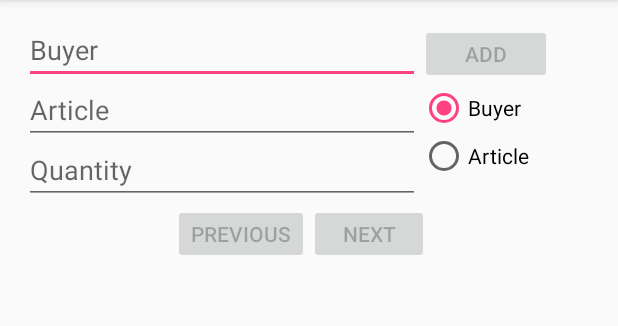
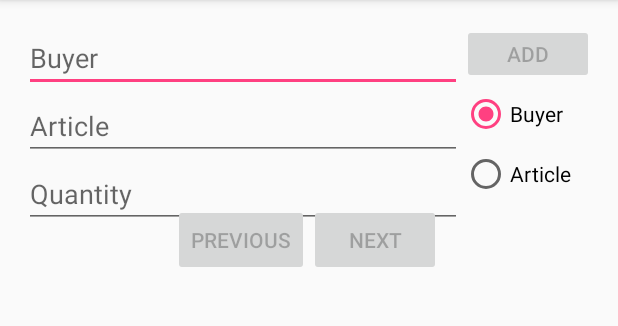
Before and after one commit to OStevan/pmu_lab_1, an Android app: the screen it shows after launch (MainActivity), on a phone screen of 412 x 824 dp, the part 84-410 px from its top. Run offline under Robolectric (Android 15) with nearby library versions, the phone set to English and light mode, and no system bars.

Commit message:
Portrait layout fixed. I hope so.

```diff
--- a/app/src/main/res/layout/activity_main.xml
+++ b/app/src/main/res/layout/activity_main.xml
@@ -10,97 +10,95 @@
     android:paddingTop="@dimen/activity_vertical_margin"
     tools:refreshable="com.example.os130004.test.MainActivity">
 
-    <ListView
-        android:id="@+id/list"
-        android:layout_width="match_parent"
-        android:layout_height="320dp"
-        android:layout_below="@+id/insert_layout" />
-
     <RelativeLayout
         android:layout_width="match_parent"
-        android:layout_height="160dp"
+        android:layout_height="wrap_content"
         android:id="@+id/insert_layout"
         android:layout_alignParentTop="true"
         android:layout_alignParentStart="true">
-        <RelativeLayout
-            android:layout_width="264dp"
-            android:layout_height="120dp"
+        <LinearLayout
+            android:layout_width="0dp"
+            android:layout_height="wrap_content"
+            android:layout_toStartOf="@+id/buttonPanel"
             android:layout_alignParentTop="true"
-            android:id="@+id/insert_fields">
+            android:layout_alignParentStart="true"
+            android:id="@+id/insert_fields"
+            android:orientation="vertical">
 
             <EditText
                 android:layout_width="match_parent"
-                android:layout_height="40dp"
+                android:layout_height="0dp"
+                android:layout_weight="1"
                 android:inputType="textPersonName"
                 android:hint="@string/Buyer"
+                android:maxLength="20"
                 android:ems="10"
                 android:id="@+id/buyer"
-                android:layout_alignParentTop="true"
-                android:layout_alignParentStart="true"
                 android:freezesText="true"/>
 
             <EditText
                 android:layout_width="match_parent"
-                android:layout_height="40dp"
+                android:layout_height="0dp"
+                android:layout_weight="1"
                 android:inputType="textPersonName"
                 android:hint="@string/Article"
+                android:maxLength="15"
                 android:ems="10"
-                android:layout_below="@id/buyer"
-                android:layout_alignParentStart="true"
                 android:id="@+id/article"
                 android:freezesText="true"/>
 
             <EditText
                 android:layout_width="match_parent"
-                android:layout_height="40dp"
+                android:layout_height="0dp"
+                android:layout_weight="1"
                 android:inputType="number"
                 android:hint="@string/Quantity"
                 android:ems="10"
                 android:id="@+id/qty"
-                android:layout_below="@+id/article"
-                android:layout_alignParentStart="true"
                 android:freezesText="true"/>
-        </RelativeLayout>
-        <RelativeLayout
-            android:layout_width="88dp"
+        </LinearLayout>
+        <LinearLayout
+            android:id="@+id/buttonPanel"
+            android:layout_width="wrap_content"
             android:layout_height="120dp"
-            android:layout_toEndOf="@id/insert_fields">
+            android:layout_alignParentEnd="true"
+            android:orientation="vertical">
 
             <Button
                 android:text="@string/add"
-                android:layout_width="match_parent"
-                android:layout_height="40dp"
-                android:id="@+id/add"
-                android:layout_alignParentTop="true"
-                android:layout_alignParentStart="true"/>
+                android:layout_width="wrap_content"
+                android:layout_height="0dp"
+                android:layout_weight="1"
+                android:id="@+id/add" />
 
             <RadioGroup
                 android:layout_width="match_parent"
-                android:layout_height="80dp"
-                android:layout_below="@id/add"
-                android:layout_alignParentEnd="true">
+                android:layout_height="0dp"
+                android:layout_weight="2">
                 <RadioButton
                     android:id="@+id/radio_buyer"
                     android:layout_width="match_parent"
-                    android:layout_height="wrap_content"
+                    android:layout_height="0dp"
+                    android:layout_weight="1"
                     android:text="@string/Buyer"
                     android:checked="true"/>
                 <RadioButton
                     android:id="@+id/radio_article"
                     android:layout_width="match_parent"
-                    android:layout_height="wrap_content"
+                    android:layout_height="0dp"
+                    android:layout_weight="1"
                     android:text="@string/Article"/>
             </RadioGroup>
-        </RelativeLayout>
+        </LinearLayout>
         <RelativeLayout
             android:layout_width="match_parent"
-            android:layout_height="40dp"
-            android:layout_alignParentBottom="true">
+            android:layout_height="wrap_content"
+            android:layout_below="@id/buttonPanel">
 
             <Button
                 android:id="@+id/previous"
                 android:layout_width="wrap_content"
-                android:layout_height="match_parent"
+                android:layout_height="wrap_content"
                 android:text="@string/previous"
                 android:onClick="previous"
                 android:layout_alignEnd="@+id/dummy"/>
@@ -111,11 +109,18 @@
                 android:visibility="invisible"/>
             <Button
                 android:id="@+id/next"
-                android:layout_width="80dp"
-                android:layout_height="40dp"
+                android:layout_width="wrap_content"
+                android:layout_height="wrap_content"
                 android:text="@string/next"
                 android:onClick="next"
                 android:layout_alignStart="@id/dummy"/>
         </RelativeLayout>
     </RelativeLayout>
+
+    <ListView
+        android:id="@+id/list"
+        android:layout_width="match_parent"
+        android:layout_height="0dp"
+        android:layout_below="@+id/insert_layout"
+        android:layout_alignParentBottom="true"/>
 </RelativeLayout>
```
